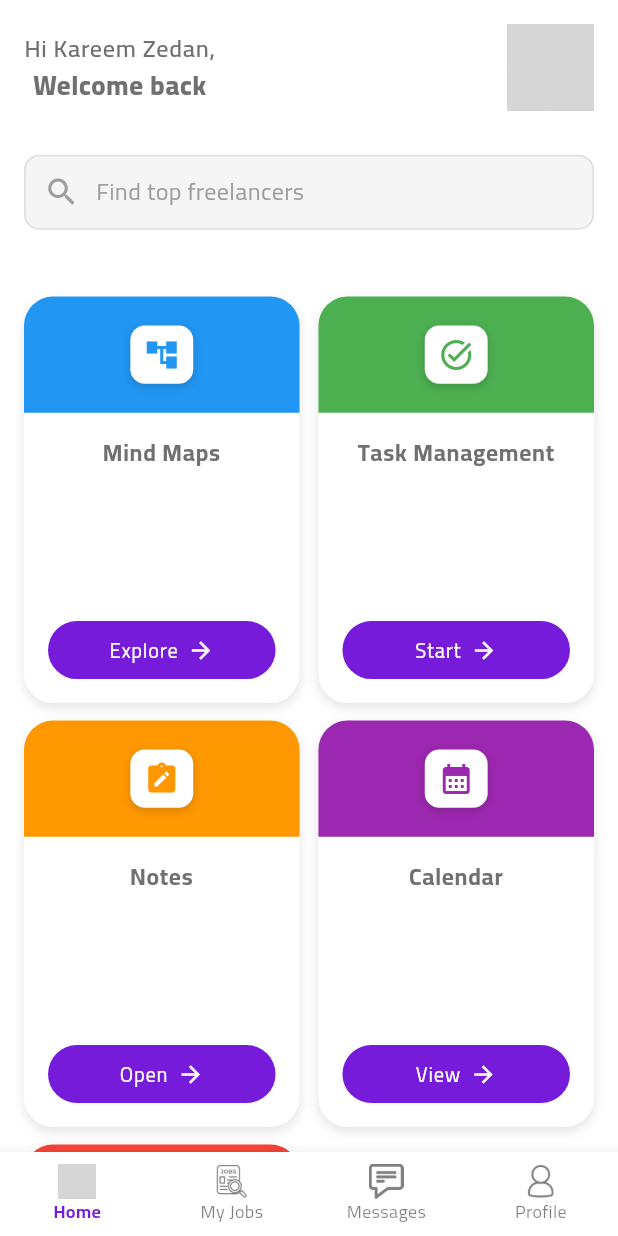
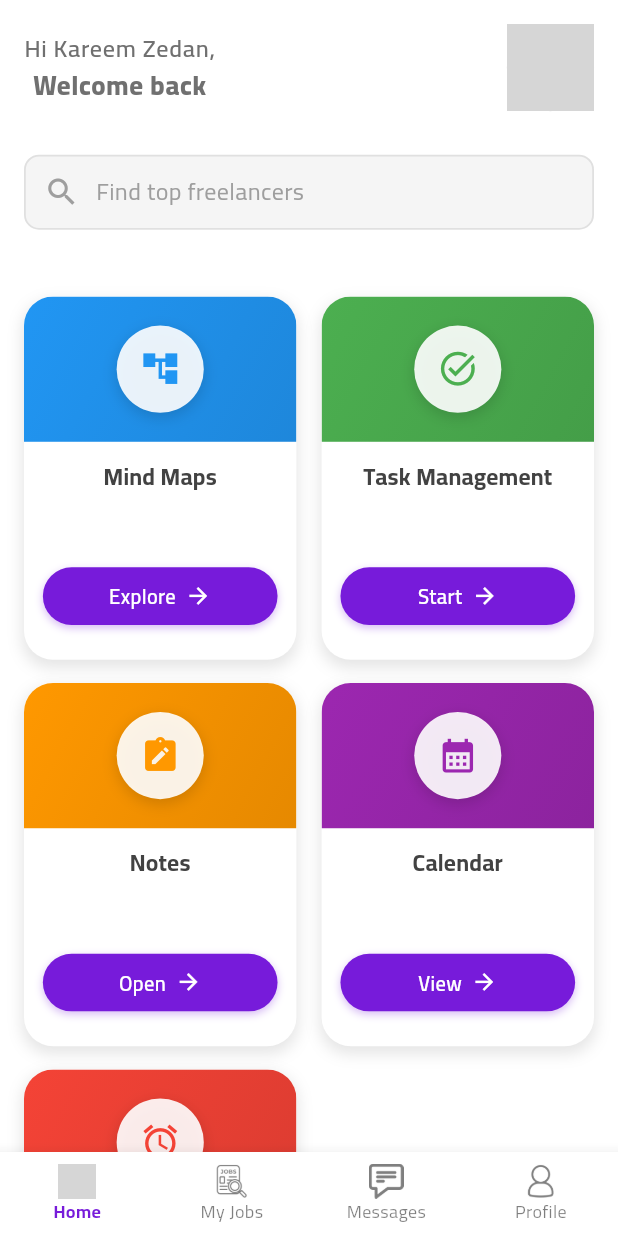
Before and after one commit to kareemzedan-dev/Taskly, a Flutter app: the screen it shows after launch, on a phone screen of 412 x 824 dp. Run offline on Flutter 3.47's test engine with Material 3 defaults, Android fonts, the phone set to English and light mode, and no system bars; drawn by our look-alikes of animated_text_kit; our stand-ins replace bloc, connectivity_plus, dio, either_dart, flutter_bloc, flutter_screenutil and 7 more; missing offline and left inert: svg_flutter; accounts and stored records are empty; grey boxes are pictures that could not be loaded.

Commit message:
fet: client profile feature begin

```diff
--- a/lib/core/utils/assets_manager.dart
+++ b/lib/core/utils/assets_manager.dart
@@ -1,6 +1,14 @@
 // ignore_for_file: prefer_single_quotes
 class Assets {
   Assets._();
+
+  /// Assets for assetsImagesAccount3166234
+  /// assets/images/account_3166234.png
+  static const String assetsImagesAccount3166234 = "assets/images/account_3166234.png";
+
+  /// Assets for assetsImagesBrushes3450037
+  /// assets/images/brushes_3450037.png
+  static const String assetsImagesBrushes3450037 = "assets/images/brushes_3450037.png";
 
   /// Assets for assetsImagesChat6431892
   /// assets/images/chat_6431892.png
@@ -14,6 +22,10 @@ class Assets {
   /// assets/images/cover.jpg
   static const String assetsImagesCover = "assets/images/cover.jpg";
 
+  /// Assets for assetsImagesDocument10103871
+  /// assets/images/document_10103871.png
+  static const String assetsImagesDocument10103871 = "assets/images/document_10103871.png";
+
   /// Assets for assetsImagesFreelancer
   /// assets/images/freelancer.png
   static const String assetsImagesFreelancer = "assets/images/freelancer.png";
@@ -25,6 +37,10 @@ class Assets {
   /// Assets for assetsImagesIcGoogle
   /// assets/images/ic_google.svg
   static const String assetsImagesIcGoogle = "assets/images/ic_google.svg";
+
+  /// Assets for assetsImagesInternet2889312
+  /// assets/images/internet_2889312.png
+  static const String assetsImagesInternet2889312 = "assets/images/internet_2889312.png";
 
   /// Assets for assetsImagesJobBoard18989826
   /// assets/images/job-board_18989826.png
@@ -38,6 +54,10 @@ class Assets {
   /// assets/images/settings.png
   static const String assetsImagesSettings = "assets/images/settings.png";
 
+  /// Assets for assetsImagesTechSupport5109502
+  /// assets/images/tech-support_5109502.png
+  static const String assetsImagesTechSupport5109502 = "assets/images/tech-support_5109502.png";
+
   /// Assets for assetsImagesUser12366536
   /// assets/images/user_12366536.png
   static const String assetsImagesUser12366536 = "assets/images/user_12366536.png";
--- a/lib/features/client/presentation/views/tabs/home/presentation/views/widgets/service_category.dart
+++ b/lib/features/client/presentation/views/tabs/home/presentation/views/widgets/service_category.dart
@@ -20,89 +20,119 @@ class ServiceCategory extends StatelessWidget {
 
   @override
   Widget build(BuildContext context) {
-    return IntrinsicHeight(
-      child: Container(
-        width: 200.w,
+    return Container(
       decoration: BoxDecoration(
         color: Colors.white,
         borderRadius: BorderRadius.circular(20.r),
         boxShadow: [
           BoxShadow(
             color: Colors.black.withOpacity(0.1),
-              blurRadius: 6,
+            blurRadius: 8,
+            offset: const Offset(0, 4),
+            spreadRadius: 1,
+          ),
+        ],
+      ),
+      child: ClipRRect(
+        borderRadius: BorderRadius.circular(20.r),
+        child: Column(
+          crossAxisAlignment: CrossAxisAlignment.stretch,
+          children: [
+            // الجزء العلوي الملون
+            Container(
+              height: 100.h, // ارتفاع ثابت للجزء العلوي
+              decoration: BoxDecoration(
+                color: topColor,
+                gradient: LinearGradient(
+                  begin: Alignment.topLeft,
+                  end: Alignment.bottomRight,
+                  colors: [
+                    topColor,
+                    Color.lerp(topColor, Colors.black, 0.1)!,
+                  ],
+                ),
+              ),
+              child: Center(
+                child: Container(
+                  width: 60.w,
+                  height: 60.h,
+                  decoration: BoxDecoration(
+                    color: Colors.white.withOpacity(0.9),
+                    shape: BoxShape.circle,
+                    boxShadow: [
+                      BoxShadow(
+                        color: Colors.black.withOpacity(0.15),
+                        blurRadius: 8,
                         offset: const Offset(0, 3),
                       ),
                     ],
                   ),
+                  child: Icon(
+                    icon,
+                    color: topColor,
+                    size: 28.sp,
+                  ),
+                ),
+              ),
+            ),
+
+            // محتوى البطاقة
+            Expanded(
+              child: Padding(
+                padding: EdgeInsets.symmetric(horizontal: 12.w, vertical: 12.h),
                 child: Column(
                   crossAxisAlignment: CrossAxisAlignment.center,
+                  mainAxisAlignment: MainAxisAlignment.spaceBetween,
                   children: [
-            Container(
+                    // العنوان
+                    Text(
+                      title,
+                      style: Theme.of(context).textTheme.titleMedium?.copyWith(
+                        fontWeight: FontWeight.w700,
+                        fontSize: 16.sp,
+                        color: Colors.grey[800],
+                      ),
+                      textAlign: TextAlign.center,
+                      maxLines: 2,
+                      overflow: TextOverflow.ellipsis,
+                    ),
+
+                    // الزر
+                    Padding(
+                      padding: EdgeInsets.only(bottom: 12.h),
+                      child: InkWell(
+                        onTap: onTap,
+                        borderRadius: BorderRadius.circular(20.r),
+                        child: Container(
                           width: double.infinity,
-              height: 80.h,
+                          padding: EdgeInsets.symmetric(vertical: 10.h, horizontal: 16.w),
                           decoration: BoxDecoration(
-                color: topColor,
-                borderRadius: BorderRadius.vertical(top: Radius.circular(20.r)),
-              ),
-              child: Center(
-                child: Container(
-                  height: 40.h,
-                  width: 40.w,
-                  decoration: BoxDecoration(
-                    color: Colors.white,
-                    borderRadius: BorderRadius.circular(10.r),
+                            color: ColorsManager.primary,
+                            borderRadius: BorderRadius.circular(20.r),
                             boxShadow: [
                               BoxShadow(
-                        color: Colors.black.withOpacity(0.15),
+                                color: ColorsManager.primary.withOpacity(0.3),
                                 blurRadius: 4,
                                 offset: const Offset(0, 2),
                               ),
                             ],
-                  ),
-                  child: Icon(icon, color:  topColor),
-                ),
-              ),
-            ),
-
-            SizedBox(height: 16.h),
-
-            Text(
-              title,
-              style: Theme.of(context).textTheme.bodyLarge?.copyWith(
-                    fontWeight: FontWeight.bold,
-                    fontSize: 16.sp,
-                  ),
-              textAlign: TextAlign.center,
-            ),
-
-              Spacer(),
-
-            Padding(
-              padding: const EdgeInsets.all(16.0),
-              child: GestureDetector(
-                onTap: onTap,
-                child: Container(
-                  width: double.infinity,
-                  height: 40.h,
-                  decoration: BoxDecoration(
-                    color: ColorsManager.primary,
-                    borderRadius: BorderRadius.all(Radius.circular(20.r)),
                           ),
                           child: Row(
                             mainAxisAlignment: MainAxisAlignment.center,
                             children: [
                               Text(
                                 buttonText,
-                        style: Theme.of(context).textTheme.bodyLarge?.copyWith(
+                                style: Theme.of(context).textTheme.bodyMedium?.copyWith(
                                   color: Colors.white,
                                   fontSize: 14.sp,
+                                  fontWeight: FontWeight.w600,
                                 ),
                               ),
                               SizedBox(width: 6.w),
-                      const Icon(
+                              Icon(
                                 Icons.arrow_forward,
                                 color: Colors.white,
-                        size: 18,
+                                size: 18.sp,
                               ),
                             ],
                           ),
@@ -112,6 +142,10 @@ class ServiceCategory extends StatelessWidget {
                   ],
                 ),
               ),
+            ),
+          ],
+        ),
+      ),
     );
   }
 }
--- a/lib/features/client/presentation/views/tabs/home/presentation/views/widgets/service_category_grid_view.dart
+++ b/lib/features/client/presentation/views/tabs/home/presentation/views/widgets/service_category_grid_view.dart
@@ -1,13 +1,13 @@
 import 'package:flutter/material.dart';
 import 'package:flutter_screenutil/flutter_screenutil.dart';
 import 'package:taskly/features/client/presentation/views/tabs/home/presentation/views/widgets/service_category.dart';
+
 
 class ServiceCategoryGridView extends StatelessWidget {
   const ServiceCategoryGridView({super.key});
 
   @override
   Widget build(BuildContext context) {
-    // قائمة بالخدمات
     final List<Map<String, dynamic>> services = [
       {
         "title": "Mind Maps",
@@ -49,9 +49,9 @@ class ServiceCategoryGridView extends StatelessWidget {
         itemCount: services.length,
         gridDelegate: SliverGridDelegateWithFixedCrossAxisCount(
           crossAxisCount: 2,
-          crossAxisSpacing: 12.w,
-          mainAxisSpacing: 12.h,
-          childAspectRatio:.7.h,
+          crossAxisSpacing: 16.w,
+          mainAxisSpacing: 16.h,
+          childAspectRatio: 0.75,
         ),
         itemBuilder: (context, index) {
           final service = services[index];
--- a/lib/features/client/presentation/views/tabs/messages/presentation/views/widgets/messages_tab_view_body.dart
+++ b/lib/features/client/presentation/views/tabs/messages/presentation/views/widgets/messages_tab_view_body.dart
@@ -16,13 +16,13 @@ class MessagesTabViewBody extends StatelessWidget {
         padding: const EdgeInsets.all(16.0),
         child: Column(
           children: [
-            SizedBox(height: 30.h),
+            SizedBox(height: 16.h),
 
             CustomSearchTextField(
               hintTexts: ["Search messages...", "Search contacts...", "Search groups..."],
             ),
 
-            SizedBox(height: 80.h),
+            SizedBox(height: 40.h),
 
             hasMessages
               ? MessagesCard()
--- a/lib/features/client/presentation/views/tabs/profile/presentation/views/profile_view.dart
+++ b/lib/features/client/presentation/views/tabs/profile/presentation/views/profile_view.dart
@@ -28,7 +28,7 @@ class ProfileViewTab extends StatelessWidget {
           ),
         ],
       ),
-
+backgroundColor: Colors.white,
       body: ProfileViewBody(),
     );
   }
--- a/lib/features/client/presentation/views/tabs/profile/presentation/views/widgets/account_item_row.dart
+++ b/lib/features/client/presentation/views/tabs/profile/presentation/views/widgets/account_item_row.dart
@@ -1,4 +1,5 @@
 import 'package:flutter/material.dart';
+import 'package:flutter_screenutil/flutter_screenutil.dart';
 import 'package:taskly/core/utils/app_text_styles.dart';
 import 'package:taskly/core/utils/colors_manger.dart';
 
@@ -29,11 +30,11 @@ class AccountItemRow extends StatelessWidget {
             elevation: 10,
             shadowColor: Colors.transparent,
             child: Container(
-              height: 40,
-              width: 40,
+              height: 40.h,
+              width: 40.w,
               decoration: BoxDecoration(
                 color: Colors.grey.shade200,
-                borderRadius: BorderRadius.circular(30),
+                borderRadius: BorderRadius.circular(30.r),
               ),
               child: Padding(
                 padding: const EdgeInsets.all(8.0),
@@ -41,11 +42,13 @@ class AccountItemRow extends StatelessWidget {
               ),
             ),
           ),
-          const SizedBox(width: 20),
+            SizedBox(width: 20.w),
           Text(
             text,
+
             style: AppTextStyles.bold16.copyWith(
               color: textColor ?? ColorsManager.black.withOpacity(.6),
+              fontSize: 16.sp,
             ),
           ),
           const Spacer(),
--- a/lib/features/client/presentation/views/tabs/profile/presentation/views/widgets/profile_view_body.dart
+++ b/lib/features/client/presentation/views/tabs/profile/presentation/views/widgets/profile_view_body.dart
@@ -25,13 +25,13 @@ class ProfileViewBody extends StatelessWidget {
               "Support",
               style: Theme.of(context).textTheme.titleMedium!.copyWith(
                 fontWeight: FontWeight.bold,
-                color: ColorsManager.primary,
-                fontSize: 16.sp,
+
+                     fontSize: 18.sp,
               ),
             ),
             const SizedBox(height: 10),
             AccountItemRow(
-              image: Assets.assetsImagesChat6431892,
+              image: Assets.assetsImagesTechSupport5109502,
               text: "Technical Support",
 
             ),
@@ -42,18 +42,18 @@ class ProfileViewBody extends StatelessWidget {
               "Account",
               style: Theme.of(context).textTheme.titleMedium!.copyWith(
                 fontWeight: FontWeight.bold,
-                color: ColorsManager.primary,
-                fontSize: 16.sp,
+
+                      fontSize: 18.sp,
               ),
             ),
             const SizedBox(height: 10),
             AccountItemRow(
-              image: Assets.assetsImagesChat6431892,
+              image: Assets.assetsImagesInternet2889312,
               text: "Language",
             ),
             const SizedBox(height: 10),
             AccountItemRow(
-              image: Assets.assetsImagesChat6431892,
+              image: Assets.assetsImagesBrushes3450037,
               text: "Theme",
             ),
 
@@ -63,18 +63,18 @@ class ProfileViewBody extends StatelessWidget {
               "Settings",
               style: Theme.of(context).textTheme.titleMedium!.copyWith(
                 fontWeight: FontWeight.bold,
-                color: ColorsManager.primary,
-                fontSize: 16.sp,
+
+                fontSize: 18.sp,
               ),
             ),
             const SizedBox(height: 10),
             AccountItemRow(
-              image: Assets.assetsImagesChat6431892,
+              image: Assets.assetsImagesAccount3166234,
               text: "Privacy Policy",
             ),
             const SizedBox(height: 10),
             AccountItemRow(
-              image: Assets.assetsImagesChat6431892,
+              image: Assets.assetsImagesDocument10103871,
               text: "Terms & Conditions",
             ),
 
--- a/lib/features/client/presentation/views/tabs/profile/presentation/views/widgets/user_info_section.dart
+++ b/lib/features/client/presentation/views/tabs/profile/presentation/views/widgets/user_info_section.dart
@@ -1,5 +1,6 @@
 import 'package:flutter/cupertino.dart';
 import 'package:flutter/material.dart';
+import 'package:flutter_screenutil/flutter_screenutil.dart';
 import 'package:taskly/core/utils/app_text_styles.dart';
 import 'package:taskly/core/utils/assets_manager.dart';
 
@@ -9,7 +10,7 @@ class UserInfoSection extends StatelessWidget {
   @override
   Widget build(BuildContext context) {
     return   Row(children: [
-          CircleAvatar(radius: 50,
+          CircleAvatar(radius: 40.r,
         backgroundImage:AssetImage(Assets.assetsImagesPortraitHappySmileyMan),
 
         ),
@@ -28,7 +29,7 @@ class UserInfoSection extends StatelessWidget {
               ,Icon(CupertinoIcons.star,color: Colors.amber,)
               ,Icon(CupertinoIcons.star,color: Colors.amber,)
               ,Icon(CupertinoIcons.star,color: Colors.amber,),
-              SizedBox(width: 10,)
+              SizedBox(width: 10.w,)
               ,Text('(1.0)',style:AppTextStyles.bold16.copyWith(color: Colors.grey) ,),
 
            ],)
```
Also changed, not shown: assets/images/account_3166234.png (added), assets/images/brushes_3450037.png (added), assets/images/document_10103871.png (added), assets/images/internet_2889312.png (added), assets/images/tech-support_5109502.png (added). Lines whose indentation alone changed are shown as unchanged.
